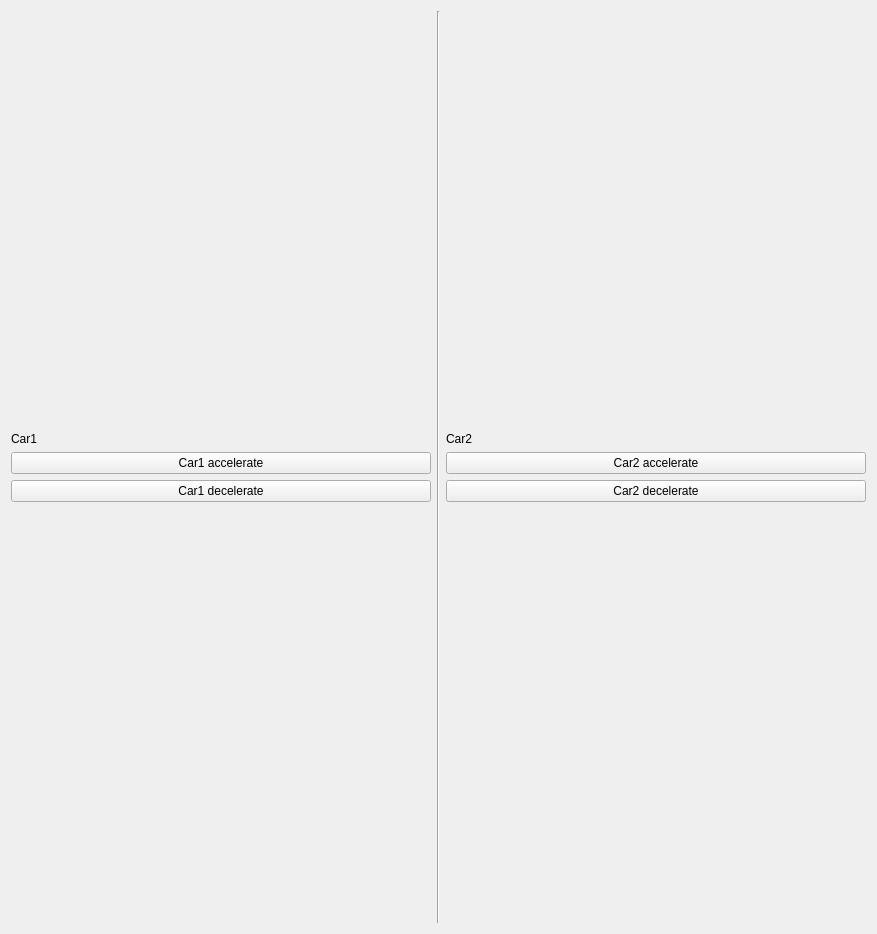
This is car_action_gui/lib/ClassName.ui in linjuk/adda_ros_multiple_cars as Qt 5 draws it before an edit. The edited form follows.
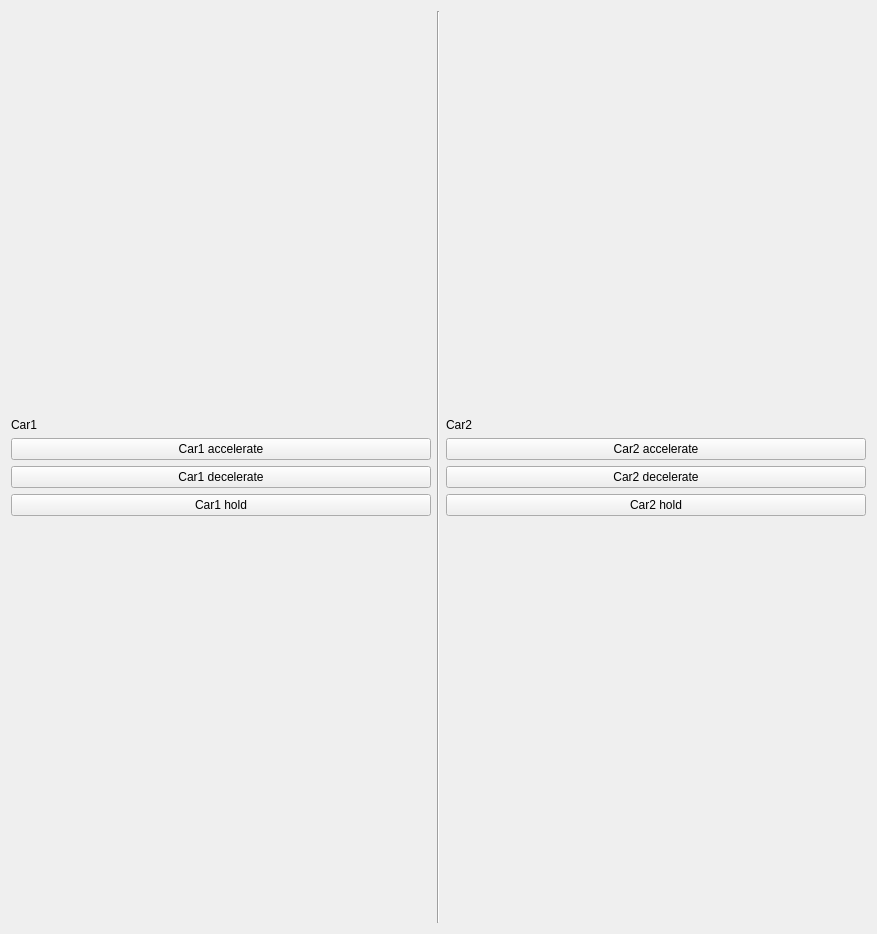
This is the edited form.

Commit message: hold button added (not really makes sence. Current velocoty printed)

Patch:
```diff
--- a/car_action_gui/lib/ClassName.ui
+++ b/car_action_gui/lib/ClassName.ui
@@ -61,6 +61,13 @@
          </property>
         </widget>
        </item>
+       <item>
+        <widget class="QPushButton" name="Car1_hold_button">
+         <property name="text">
+          <string>Car1 hold</string>
+         </property>
+        </widget>
+       </item>
        <item>
         <spacer name="verticalSpacer">
          <property name="orientation">
@@ -119,6 +126,13 @@
          </property>
         </widget>
        </item>
+       <item>
+        <widget class="QPushButton" name="Car2_hold_button">
+         <property name="text">
+          <string>Car2 hold</string>
+         </property>
+        </widget>
+       </item>
        <item>
         <spacer name="verticalSpacer_4">
          <property name="orientation">
```
The commit also changes 2 other files.
